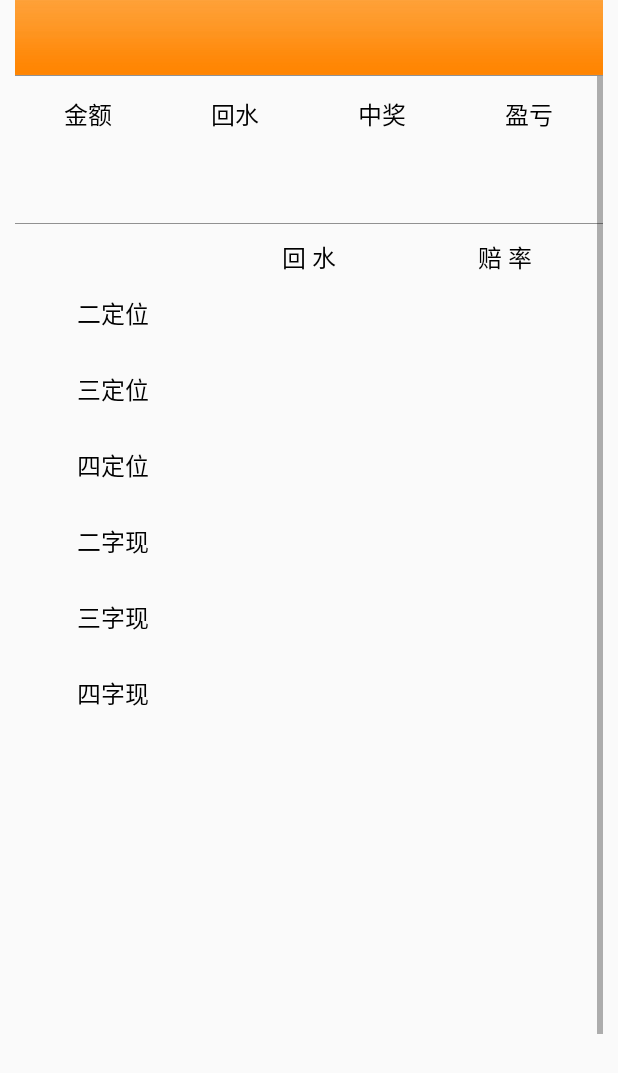
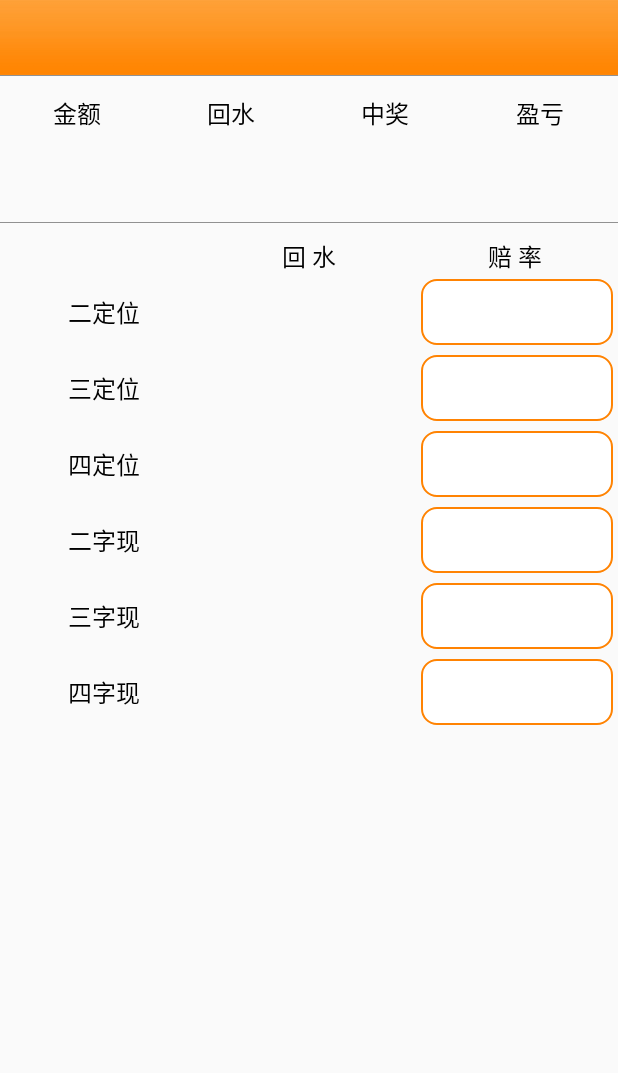
Before and after one commit to smapley/prints_neibu, an Android app: the layout date.xml on its own in the app's theme, with its tools: preview values and no code run, on a phone screen of 412 x 824 dp. Shown: the top 1073 px of the screen. Run offline under Robolectric (Android 15) with nearby library versions, the phone set to English and light mode, and no system bars.

Commit message:
资料页面可以修改赔率

```diff
--- a/app/src/main/res/layout/date.xml
+++ b/app/src/main/res/layout/date.xml
@@ -1,21 +1,25 @@
 <?xml version="1.0" encoding="utf-8"?>
-<LinearLayout xmlns:android="http://schemas.android.com/apk/res/android"
+<RelativeLayout xmlns:android="http://schemas.android.com/apk/res/android"
     android:layout_width="match_parent"
     android:layout_height="match_parent"
-    android:layout_marginLeft="10dp"
-    android:layout_marginRight="10dp"
     android:orientation="vertical">
 
-    <include layout="@layout/title" />
+    <include
+        android:id="@+id/title"
+        layout="@layout/title" />
 
     <TextView
         android:layout_width="match_parent"
         android:layout_height="0.3dp"
+        android:layout_below="@+id/title"
         android:background="@color/gray" />
+
     <ScrollView
         android:id="@+id/scrollView"
         android:layout_width="match_parent"
-        android:layout_height="match_parent">
+        android:layout_height="wrap_content"
+        android:layout_above="@+id/print_keybord"
+        android:layout_below="@+id/title">
 
 
         <LinearLayout
@@ -24,7 +28,6 @@
             android:focusable="true"
             android:focusableInTouchMode="true"
             android:orientation="vertical">
-
 
 
             <LinearLayout
@@ -133,10 +136,25 @@
                     style="@style/data_text"
                     android:textColor="@color/red" />
 
+                <RelativeLayout
+                    android:id="@+id/data_ev_item13_layout"
+                    style="@style/date_item_layout">
+
                     <TextView
                         android:id="@+id/data_ev_item13"
-                    style="@style/data_text"
-                    android:textColor="@color/red"/>
+                        style="@style/data_text2" />
+
+                    <TextView
+                        android:id="@+id/data_ev_item13_ico"
+                        android:layout_width="1dp"
+                        android:layout_height="15dp"
+                        android:layout_centerVertical="true"
+                        android:layout_marginLeft="2dp"
+                        android:layout_toRightOf="@id/data_ev_item13"
+                        android:background="@color/blue"
+                        android:lines="1"
+                        android:visibility="gone" />
+                </RelativeLayout>
 
 
             </LinearLayout>
@@ -156,10 +174,25 @@
                     style="@style/data_text"
                     android:textColor="@color/red" />
 
+                <RelativeLayout
+                    android:id="@+id/data_ev_item23_layout"
+                    style="@style/date_item_layout">
+
                     <TextView
                         android:id="@+id/data_ev_item23"
-                    style="@style/data_text"
-                    android:textColor="@color/red" />
+                        style="@style/data_text2" />
+
+                    <TextView
+                        android:id="@+id/data_ev_item23_ico"
+                        android:layout_width="1dp"
+                        android:layout_height="15dp"
+                        android:layout_centerVertical="true"
+                        android:layout_marginLeft="2dp"
+                        android:layout_toRightOf="@id/data_ev_item23"
+                        android:background="@color/blue"
+                        android:lines="1"
+                        android:visibility="gone" />
+                </RelativeLayout>
 
 
             </LinearLayout>
@@ -179,10 +212,25 @@
                     style="@style/data_text"
                     android:textColor="@color/red" />
 
+                <RelativeLayout
+                    android:id="@+id/data_ev_item33_layout"
+                    style="@style/date_item_layout">
+
                     <TextView
                         android:id="@+id/data_ev_item33"
-                    style="@style/data_text"
-                    android:textColor="@color/red" />
+                        style="@style/data_text2" />
+
+                    <TextView
+                        android:id="@+id/data_ev_item33_ico"
+                        android:layout_width="1dp"
+                        android:layout_height="15dp"
+                        android:layout_centerVertical="true"
+                        android:layout_marginLeft="2dp"
+                        android:layout_toRightOf="@id/data_ev_item33"
+                        android:background="@color/blue"
+                        android:lines="1"
+                        android:visibility="gone" />
+                </RelativeLayout>
 
 
             </LinearLayout>
@@ -202,10 +250,25 @@
                     style="@style/data_text"
                     android:textColor="@color/red" />
 
+                <RelativeLayout
+                    android:id="@+id/data_ev_item43_layout"
+                    style="@style/date_item_layout">
+
                     <TextView
                         android:id="@+id/data_ev_item43"
-                    style="@style/data_text"
-                    android:textColor="@color/red" />
+                        style="@style/data_text2" />
+
+                    <TextView
+                        android:id="@+id/data_ev_item43_ico"
+                        android:layout_width="1dp"
+                        android:layout_height="15dp"
+                        android:layout_centerVertical="true"
+                        android:layout_marginLeft="2dp"
+                        android:layout_toRightOf="@id/data_ev_item43"
+                        android:background="@color/blue"
+                        android:lines="1"
+                        android:visibility="gone" />
+                </RelativeLayout>
 
 
             </LinearLayout>
@@ -225,10 +288,25 @@
                     style="@style/data_text"
                     android:textColor="@color/red" />
 
+                <RelativeLayout
+                    android:id="@+id/data_ev_item53_layout"
+                    style="@style/date_item_layout">
+
                     <TextView
                         android:id="@+id/data_ev_item53"
-                    style="@style/data_text"
-                    android:textColor="@color/red" />
+                        style="@style/data_text2" />
+
+                    <TextView
+                        android:id="@+id/data_ev_item53_ico"
+                        android:layout_width="1dp"
+                        android:layout_height="15dp"
+                        android:layout_centerVertical="true"
+                        android:layout_marginLeft="2dp"
+                        android:layout_toRightOf="@id/data_ev_item53"
+                        android:background="@color/blue"
+                        android:lines="1"
+                        android:visibility="gone" />
+                </RelativeLayout>
 
 
             </LinearLayout>
@@ -248,19 +326,40 @@
                     style="@style/data_text"
                     android:textColor="@color/red" />
 
+                <RelativeLayout
+                    android:id="@+id/data_ev_item63_layout"
+                    style="@style/date_item_layout">
+
                     <TextView
                         android:id="@+id/data_ev_item63"
-                    style="@style/data_text"
-                    android:textColor="@color/red" />
+                        style="@style/data_text2" />
+
+                    <TextView
+                        android:id="@+id/data_ev_item63_ico"
+                        android:layout_width="1dp"
+                        android:layout_height="15dp"
+                        android:layout_centerVertical="true"
+                        android:layout_marginLeft="2dp"
+                        android:layout_toRightOf="@id/data_ev_item63"
+                        android:background="@color/blue"
+                        android:lines="1"
+                        android:visibility="gone" />
+                </RelativeLayout>
 
 
             </LinearLayout>
 
 
-
             <TextView
+                android:id="@+id/back"
                 android:layout_width="match_parent"
-                android:layout_height="500dp" />
+                android:layout_height="70dp" />
         </LinearLayout>
     </ScrollView>
-</LinearLayout>
+
+    <include
+        layout="@layout/keybord"
+        android:layout_width="match_parent"
+        android:layout_height="wrap_content"
+        android:layout_alignParentBottom="true" />
+</RelativeLayout>
--- a/app/src/main/res/values/styles.xml
+++ b/app/src/main/res/values/styles.xml
@@ -27,6 +27,16 @@
         <item name="android:layout_margin">5dp</item>
         <item name="android:padding">8dp</item>
         <item name="android:gravity">center</item>
+    </style>
+
+    <style name="data_text2">
+        <item name="android:layout_width">wrap_content</item>
+        <item name="android:layout_height">wrap_content</item>
+        <item name="android:textSize">16sp</item>
+        <item name="android:textColor">@color/red</item>
+        <item name="android:singleLine">true</item>
+        <item name="android:layout_margin">3dp</item>
+        <item name="android:layout_centerInParent">true</item>
     </style>
 
     <style name="data_text1">
@@ -126,4 +136,12 @@
         <item name="android:layout_marginRight">20dp</item>
         <item name="android:textCursorDrawable">@mipmap/cursor</item>
     </style>
+
+    <style name="date_item_layout">
+        <item name="android:layout_width">0dp</item>
+        <item name="android:layout_height">match_parent</item>
+        <item name="android:layout_weight">1</item>
+        <item name="android:background">@drawable/textview_circle2s</item>
+        <item name="android:layout_margin">3dp</item>
+    </style>
 </resources>
```
Also changed, not shown: app/src/main/java/com/smapley/prints2/activity/Detail.java (+6 -1 lines), app/src/main/java/com/smapley/prints2/fragment/Data.java (+180 -113 lines), 1 other file. Lines whose indentation alone changed are shown as unchanged.
